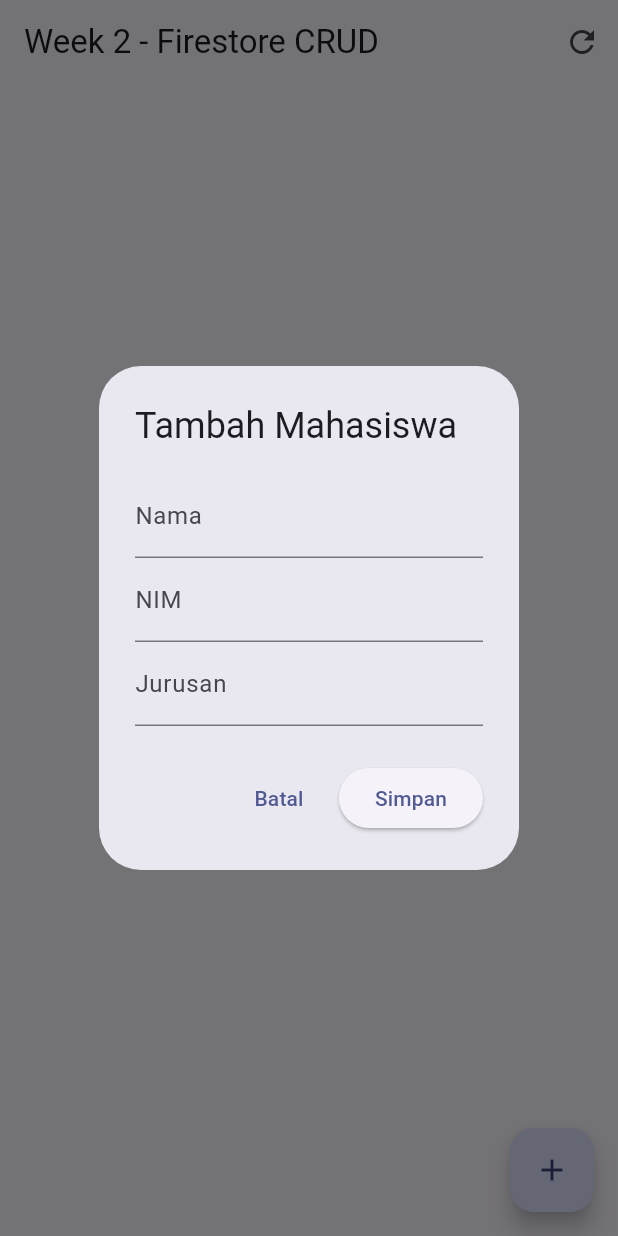
After one commit to krasyid822/aplikasi_mobile_lanjut, a Flutter app: the Week2DashboardScreen screen opened directly, after a tap on the "add" icon, on a phone screen of 412 x 824 dp. The commit adds this screen. Run offline on Flutter 3.47's test engine with Material 3 defaults, Android fonts, the phone set to English and light mode, and no system bars; our stand-ins replace cloud_firestore, firebase_auth, firebase_core, flutter_markdown, open_filex; accounts and stored records are empty.

Commit message:
Add Week 2 Firestore CRUD functionality
- Implement Week2DashboardScreen for displaying and managing Mahasiswa data.
- Create FirestoreService for Firestore operations (add, update, delete, fetch).
- Define Mahasiswa model with methods for Firestore integration.
- Set up main application entry point with Firebase initialization and authentication handling.

```diff
--- a/lib/week1_login_page.dart
+++ b/lib/week1_login_page.dart
@@ -1,7 +1,7 @@
 import 'package:flutter/material.dart';
 import 'package:firebase_auth/firebase_auth.dart';
-import 'week1_dashboard_page.dart';
 import 'week1_register_page.dart';
+import 'week2_dashboard_screen.dart';
 
 class LoginPage extends StatefulWidget {
   const LoginPage({super.key});
@@ -24,7 +24,7 @@ class _LoginPageState extends State<LoginPage> {
       if (!mounted) return;
       Navigator.pushReplacement(
         context,
-        MaterialPageRoute(builder: (_) => DashboardPage()),
+        MaterialPageRoute(builder: (_) => Week2DashboardScreen()),
       );
     } on FirebaseAuthException catch (e) {
       if (!mounted) return;
--- a/lib/week1_main.dart
+++ b/lib/week1_main.dart
@@ -3,10 +3,11 @@ import 'package:firebase_core/firebase_core.dart';
 import 'package:firebase_auth/firebase_auth.dart';
 import 'week1_login_page.dart';
 import 'week1_dashboard_page.dart';
+import 'week1_firebase_options.dart';
 
 void main() async {
   WidgetsFlutterBinding.ensureInitialized();
-  await Firebase.initializeApp();
+  await Firebase.initializeApp(options: DefaultFirebaseOptions.currentPlatform);
   runApp(const Week1App());
 }
 
--- /dev/null
+++ b/lib/week2_dashboard_screen.dart
@@ -0,0 +1,188 @@
+import 'package:flutter/material.dart';
+
+import 'week2_firestore_service.dart';
+import 'week2_mahasiswa_model.dart';
+
+class Week2DashboardScreen extends StatefulWidget {
+  const Week2DashboardScreen({super.key});
+
+  @override
+  State<Week2DashboardScreen> createState() => _Week2DashboardScreenState();
+}
+
+class _Week2DashboardScreenState extends State<Week2DashboardScreen> {
+  final FirestoreService _service = FirestoreService();
+  Key _streamKey = UniqueKey();
+
+  Future<void> _confirmDelete(BuildContext context, Mahasiswa mhs) async {
+    final shouldDelete = await showDialog<bool>(
+      context: context,
+      builder: (context) {
+        return AlertDialog(
+          title: const Text('Hapus data?'),
+          content: Text('Yakin menghapus ${mhs.nama}?'),
+          actions: [
+            TextButton(
+              onPressed: () => Navigator.of(context).pop(false),
+              child: const Text('Batal'),
+            ),
+            TextButton(
+              onPressed: () => Navigator.of(context).pop(true),
+              child: const Text('Hapus'),
+            ),
+          ],
+        );
+      },
+    );
+
+    if (shouldDelete == true) {
+      await _service.deleteMahasiswa(mhs.id);
+    }
+  }
+
+  Future<void> _showFormDialog(
+    BuildContext context, {
+    Mahasiswa? mahasiswa,
+  }) async {
+    final formKey = GlobalKey<FormState>();
+    final namaController = TextEditingController(text: mahasiswa?.nama ?? '');
+    final nimController = TextEditingController(text: mahasiswa?.nim ?? '');
+    final jurusanController = TextEditingController(
+      text: mahasiswa?.jurusan ?? '',
+    );
+
+    await showDialog<void>(
+      context: context,
+      builder: (context) {
+        return AlertDialog(
+          title: Text(
+            mahasiswa == null ? 'Tambah Mahasiswa' : 'Ubah Mahasiswa',
+          ),
+          content: Form(
+            key: formKey,
+            child: Column(
+              mainAxisSize: MainAxisSize.min,
+              children: [
+                TextFormField(
+                  controller: namaController,
+                  decoration: const InputDecoration(labelText: 'Nama'),
+                  validator: (value) =>
+                      (value ?? '').isEmpty ? 'Nama wajib diisi' : null,
+                ),
+                TextFormField(
+                  controller: nimController,
+                  decoration: const InputDecoration(labelText: 'NIM'),
+                  validator: (value) =>
+                      (value ?? '').isEmpty ? 'NIM wajib diisi' : null,
+                ),
+                TextFormField(
+                  controller: jurusanController,
+                  decoration: const InputDecoration(labelText: 'Jurusan'),
+                  validator: (value) =>
+                      (value ?? '').isEmpty ? 'Jurusan wajib diisi' : null,
+                ),
+              ],
+            ),
+          ),
+          actions: [
+            TextButton(
+              onPressed: () => Navigator.of(context).pop(),
+              child: const Text('Batal'),
+            ),
+            ElevatedButton(
+              onPressed: () async {
+                if (formKey.currentState?.validate() != true) return;
+                final payload = Mahasiswa(
+                  id: mahasiswa?.id ?? '',
+                  nama: namaController.text.trim(),
+                  nim: nimController.text.trim(),
+                  jurusan: jurusanController.text.trim(),
+                );
+
+                if (mahasiswa == null) {
+                  await _service.tambahMahasiswa(payload);
+                } else {
+                  await _service.updateMahasiswa(payload);
+                }
+                if (!context.mounted) return;
+                Navigator.of(context).pop();
+              },
+              child: Text(mahasiswa == null ? 'Simpan' : 'Perbarui'),
+            ),
+          ],
+        );
+      },
+    );
+  }
+
+  Future<void> _refresh() async {
+    setState(() {
+      _streamKey = UniqueKey();
+    });
+    // Wait for at least one event to satisfy pull-to-refresh UX
+    await _service.getMahasiswa().first;
+  }
+
+  @override
+  Widget build(BuildContext context) {
+    return Scaffold(
+      appBar: AppBar(
+        title: const Text('Week 2 - Firestore CRUD'),
+        actions: [
+          IconButton(icon: const Icon(Icons.refresh), onPressed: _refresh),
+        ],
+      ),
+      body: RefreshIndicator(
+        onRefresh: _refresh,
+        child: StreamBuilder<List<Mahasiswa>>(
+          key: _streamKey,
+          stream: _service.getMahasiswa(),
+          builder: (context, snapshot) {
+            if (snapshot.connectionState == ConnectionState.waiting) {
+              return const Center(child: CircularProgressIndicator());
+            }
+            if (snapshot.hasError) {
+              return const Center(
+                child: Text('Terjadi kesalahan mengambil data'),
+              );
+            }
+
+            final data = snapshot.data ?? [];
+            if (data.isEmpty) {
+              return const Center(child: Text('Belum ada data mahasiswa'));
+            }
+
+            return ListView.builder(
+              itemCount: data.length,
+              itemBuilder: (context, index) {
+                final mhs = data[index];
+                return ListTile(
+                  title: Text(mhs.nama),
+                  subtitle: Text('${mhs.nim} • ${mhs.jurusan}'),
+                  trailing: Wrap(
+                    spacing: 8,
+                    children: [
+                      IconButton(
+                        icon: const Icon(Icons.edit),
+                        onPressed: () =>
+                            _showFormDialog(context, mahasiswa: mhs),
+                      ),
+                      IconButton(
+                        icon: const Icon(Icons.delete),
+                        onPressed: () => _confirmDelete(context, mhs),
+                      ),
+                    ],
+                  ),
+                );
+              },
+            );
+          },
+        ),
+      ),
+      floatingActionButton: FloatingActionButton(
+        onPressed: () => _showFormDialog(context),
+        child: const Icon(Icons.add),
+      ),
+    );
+  }
+}
--- /dev/null
+++ b/lib/week2_firestore_service.dart
@@ -0,0 +1,33 @@
+import 'package:cloud_firestore/cloud_firestore.dart';
+
+import 'week2_mahasiswa_model.dart';
+
+class FirestoreService {
+  FirestoreService() : _collection = _buildCollection();
+
+  final CollectionReference<Map<String, dynamic>> _collection;
+
+  static CollectionReference<Map<String, dynamic>> _buildCollection() {
+    return FirebaseFirestore.instance.collection('mahasiswa');
+  }
+
+  Future<void> tambahMahasiswa(Mahasiswa mhs) {
+    return _collection.add(mhs.toMap());
+  }
+
+  Stream<List<Mahasiswa>> getMahasiswa() {
+    return _collection.snapshots().map(
+      (snapshot) => snapshot.docs
+          .map((doc) => Mahasiswa.fromFirestore(doc.data(), doc.id))
+          .toList(),
+    );
+  }
+
+  Future<void> updateMahasiswa(Mahasiswa mhs) {
+    return _collection.doc(mhs.id).update(mhs.toMap());
+  }
+
+  Future<void> deleteMahasiswa(String id) {
+    return _collection.doc(id).delete();
+  }
+}
--- /dev/null
+++ b/lib/week2_mahasiswa_model.dart
@@ -0,0 +1,27 @@
+class Mahasiswa {
+ String id;
+ String nama;
+ String nim;
+ String jurusan;
+ Mahasiswa({
+ required this.id,
+ required this.nama,
+ required this.nim,
+ required this.jurusan,
+ });
+ Map<String, dynamic> toMap() {
+ return {
+ 'nama': nama,
+ 'nim': nim,
+ 'jurusan': jurusan,
+ };
+ }
+ factory Mahasiswa.fromFirestore(Map<String, dynamic> data, String id) {
+ return Mahasiswa(
+ id: id,
+ nama: data['nama'],
+ nim: data['nim'],
+ jurusan: data['jurusan'],
+ );
+ }
+}
```
Also changed, not shown: flutter_launcher_icons.yaml (added, +34 -0 lines), lib/main.dart (+93 -0 lines), lib/week2_main.dart (added, +36 -0 lines), pubspec.yaml (+6 -1 lines), assets/icon/icon.jpg (added), firebase.json, lib/week1_firebase_options.dart, pubspec.lock, 62 other files.
